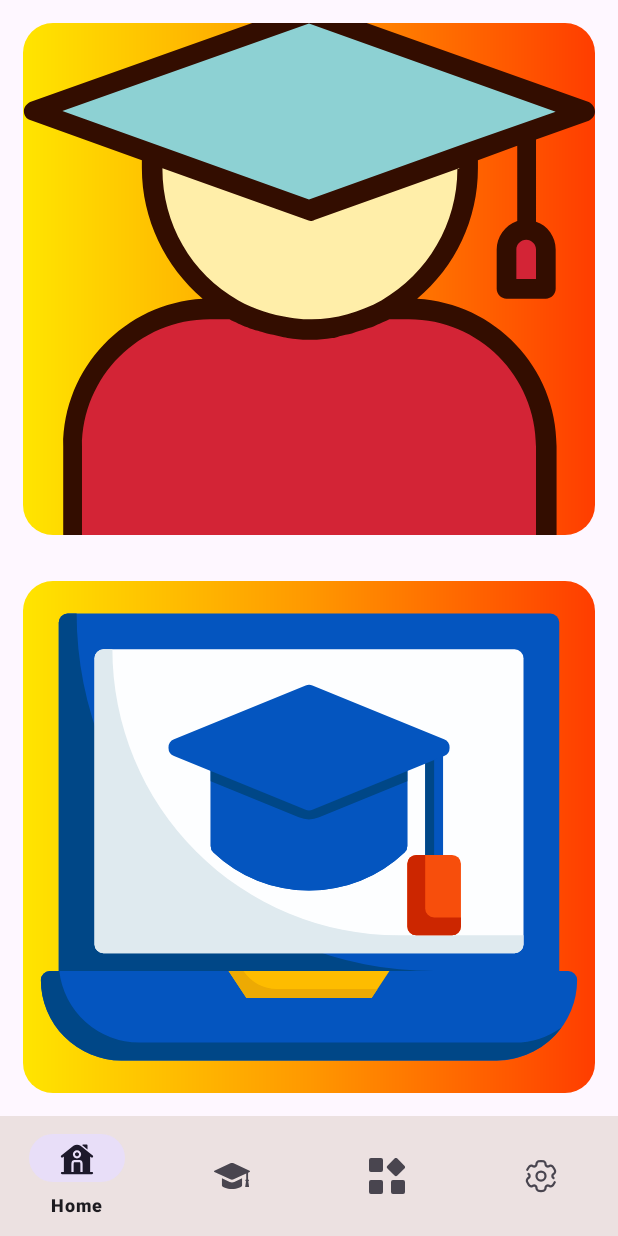
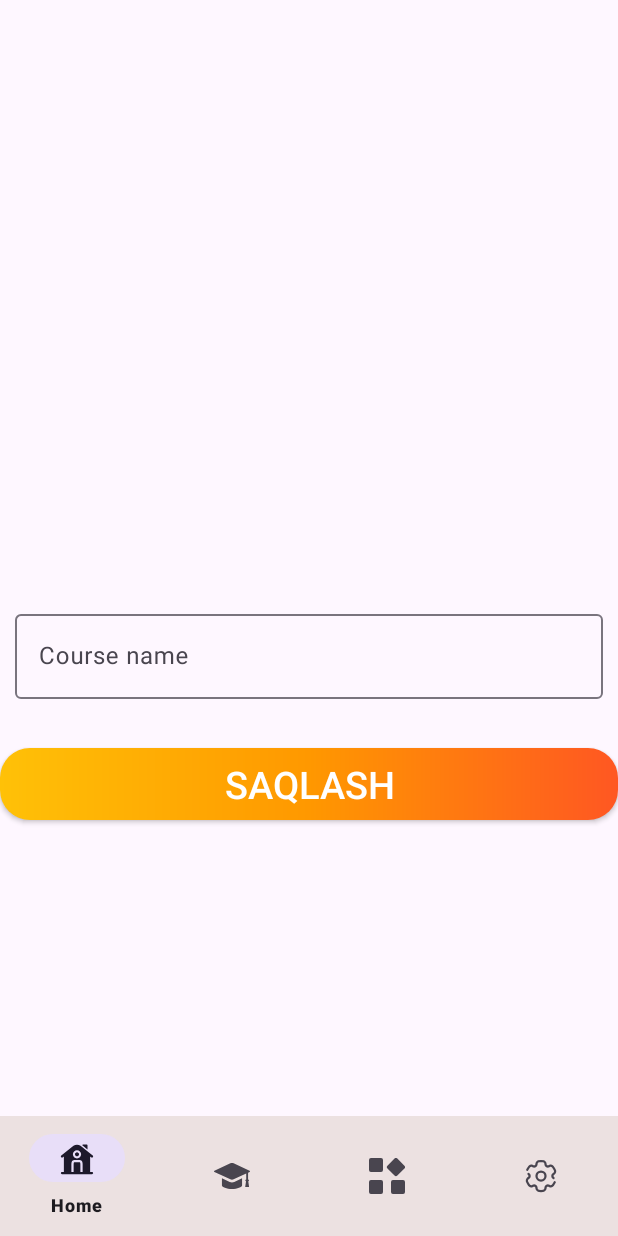
Before and after one commit to Developer-Mustafo/Davomat_App, an Android app: the screen it shows after launch (MainActivity), after a tap on an icon or button, on a phone screen of 412 x 824 dp. Run offline under Robolectric (Android 15) with nearby library versions, the light colour scheme and no system bars; our stand-ins replace navigation-ui.

```diff
--- a/app/src/main/java/uz/coder/davomatapp/data/course/CourseRepositoryImpl.kt
+++ b/app/src/main/java/uz/coder/davomatapp/data/course/CourseRepositoryImpl.kt
@@ -24,7 +24,8 @@ class CourseRepositoryImpl(application: Application):CourseRepository {
     }
 
     override suspend fun getByIdCourse(id: Int): Course {
-        return mapper.getCourseDbModelToCourse(db.getByIdCourse(id))
+        val courseDbModel = db.getByIdCourse(id)
+        return mapper.getCourseDbModelToCourse(courseDbModel)
     }
 
     override fun getCourseList(): LiveData<List<Course>> {
--- /dev/null
+++ b/app/src/main/java/uz/coder/davomatapp/presentation/fragment/AddCourseFragment.kt
@@ -0,0 +1,45 @@
+package uz.coder.davomatapp.presentation.fragment
+
+import android.os.Bundle
+import androidx.fragment.app.Fragment
+import android.view.LayoutInflater
+import android.view.View
+import android.view.ViewGroup
+import uz.coder.davomatapp.R
+
+// TODO: Rename parameter arguments, choose names that match
+// the fragment initialization parameters, e.g. ARG_ITEM_NUMBER
+private const val ARG_PARAM1 = "param1"
+private const val ARG_PARAM2 = "param2"
+
+/**
+ * A simple [Fragment] subclass.
+ * Use the [AddCourseFragment.newInstance] factory method to
+ * create an instance of this fragment.
+ */
+class AddCourseFragment : Fragment() {
+    // TODO: Rename and change types of parameters
+    private var param1: String? = null
+    private var param2: String? = null
+
+    override fun onCreate(savedInstanceState: Bundle?) {
+        super.onCreate(savedInstanceState)
+        arguments?.let {
+            param1 = it.getString(ARG_PARAM1)
+            param2 = it.getString(ARG_PARAM2)
+        }
+    }
+
+    override fun onCreateView(
+        inflater: LayoutInflater, container: ViewGroup?,
+        savedInstanceState: Bundle?
+    ): View? {
+        // Inflate the layout for this fragment
+        return inflater.inflate(R.layout.fragment_add_course, container, false)
+    }
+
+    companion object {
+       const val Add = "add"
+       const val Edit = "edit"
+    }
+}
--- a/app/src/main/java/uz/coder/davomatapp/presentation/fragment/HomeFragment.kt
+++ b/app/src/main/java/uz/coder/davomatapp/presentation/fragment/HomeFragment.kt
@@ -29,7 +29,7 @@ class HomeFragment : Fragment() {
                 findNavController().navigate(HomeFragmentDirections.actionHomeFragmentToStudentFragment(StudentFragment.ADD,0))
             }
             courseAdd.setOnClickListener {
-
+                findNavController().navigate(HomeFragmentDirections.actionHomeFragmentToAddCourseFragment2(AddCourseFragment.Add,0))
             }
         }
     }
--- /dev/null
+++ b/app/src/main/res/layout/fragment_add_course.xml
@@ -0,0 +1,46 @@
+<?xml version="1.0" encoding="utf-8"?>
+<androidx.constraintlayout.widget.ConstraintLayout xmlns:android="http://schemas.android.com/apk/res/android"
+    xmlns:tools="http://schemas.android.com/tools"
+    android:layout_width="match_parent"
+    android:layout_height="match_parent"
+    xmlns:app="http://schemas.android.com/apk/res-auto"
+    tools:context=".presentation.fragment.AddCourseFragment">
+
+    <com.google.android.material.textfield.TextInputLayout
+        android:id="@+id/name1"
+        android:layout_width="match_parent"
+        android:layout_height="wrap_content"
+        app:layout_constraintBottom_toBottomOf="parent"
+        app:layout_constraintEnd_toEndOf="parent"
+        app:layout_constraintHorizontal_bias="0.0"
+        app:layout_constraintStart_toStartOf="parent"
+        app:layout_constraintTop_toTopOf="parent"
+        app:layout_constraintVertical_bias="0.601">
+
+        <com.google.android.material.textfield.TextInputEditText
+            android:id="@+id/name"
+            android:layout_width="match_parent"
+            android:layout_height="match_parent"
+            android:layout_margin="10dp"
+            android:layout_marginTop="10dp"
+            android:hint="@string/course_name"
+            android:inputType="phone" />
+    </com.google.android.material.textfield.TextInputLayout>
+
+    <androidx.appcompat.widget.AppCompatButton
+        android:id="@+id/save"
+        android:layout_width="match_parent"
+        android:layout_height="wrap_content"
+        android:background="@drawable/item_student_button"
+        android:text="@string/saqlash"
+        android:textColor="@color/white"
+        android:textSize="25sp"
+        app:layout_constraintBottom_toBottomOf="parent"
+        app:layout_constraintEnd_toEndOf="parent"
+        app:layout_constraintHorizontal_bias="1.0"
+        app:layout_constraintStart_toStartOf="parent"
+        app:layout_constraintTop_toBottomOf="@+id/name1"
+        app:layout_constraintVertical_bias="0.102" />
+
+
+</androidx.constraintlayout.widget.ConstraintLayout>
--- a/app/src/main/res/navigation/nav_graph.xml
+++ b/app/src/main/res/navigation/nav_graph.xml
@@ -13,6 +13,9 @@
         <action
             android:id="@+id/action_homeFragment_to_studentFragment"
             app:destination="@id/studentFragment" />
+        <action
+            android:id="@+id/action_homeFragment_to_addCourseFragment2"
+            app:destination="@id/addCourseFragment2" />
     </fragment>
     <fragment
         android:id="@+id/studentFragment"
@@ -74,4 +77,16 @@
             android:id="@+id/action_studentListFragment_to_studentAboutFragment2"
             app:destination="@id/studentAboutFragment" />
     </fragment>
+    <fragment
+        android:id="@+id/addCourseFragment2"
+        android:name="uz.coder.davomatapp.presentation.fragment.AddCourseFragment"
+        android:label="fragment_add_course"
+        tools:layout="@layout/fragment_add_course" >
+        <argument
+            android:name="status"
+            app:argType="string" />
+        <argument
+            android:name="id"
+            app:argType="integer" />
+    </fragment>
 </navigation>
--- a/app/src/main/res/values/strings.xml
+++ b/app/src/main/res/values/strings.xml
@@ -21,4 +21,5 @@
     <string name="course">Course</string>
     <string name="students">Students</string>
     <string name="java">Java</string>
+    <string name="course_name">Course name</string>
 </resources>
```
Also changed, not shown: app/src/main/java/uz/coder/davomatapp/presentation/viewmodel/CourseParamViewModel.kt (added, +87 -0 lines).
